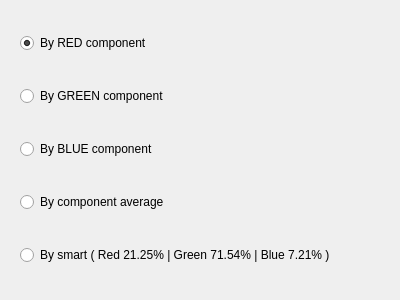
The window that digital-image-processing/ImageProcessing/GrayProcessSettingDialog.ui (andrej22116/PSU_Labs) describes before a commit, drawn with Qt 5.
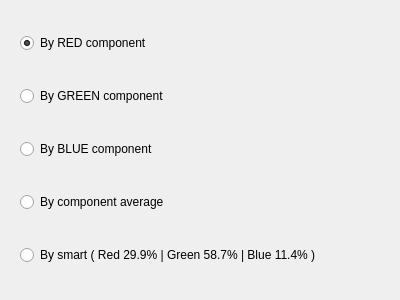
The same window after the commit.

```diff
--- a/digital-image-processing/ImageProcessing/GrayProcessSettingDialog.ui
+++ b/digital-image-processing/ImageProcessing/GrayProcessSettingDialog.ui
@@ -63,7 +63,7 @@
    <item>
     <widget class="QRadioButton" name="radioSmart">
      <property name="text">
-      <string>By smart ( Red 21.25% | Green 71.54% | Blue 7.21% )</string>
+      <string>By smart ( Red 29.9% | Green 58.7% | Blue 11.4% )</string>
      </property>
     </widget>
    </item>
```
